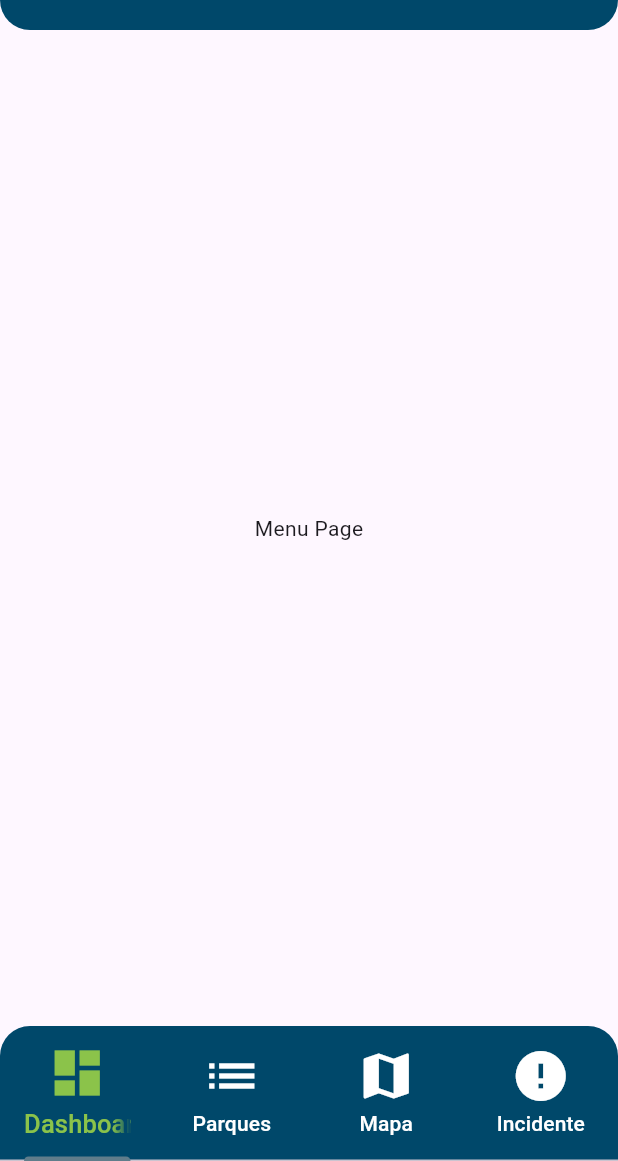
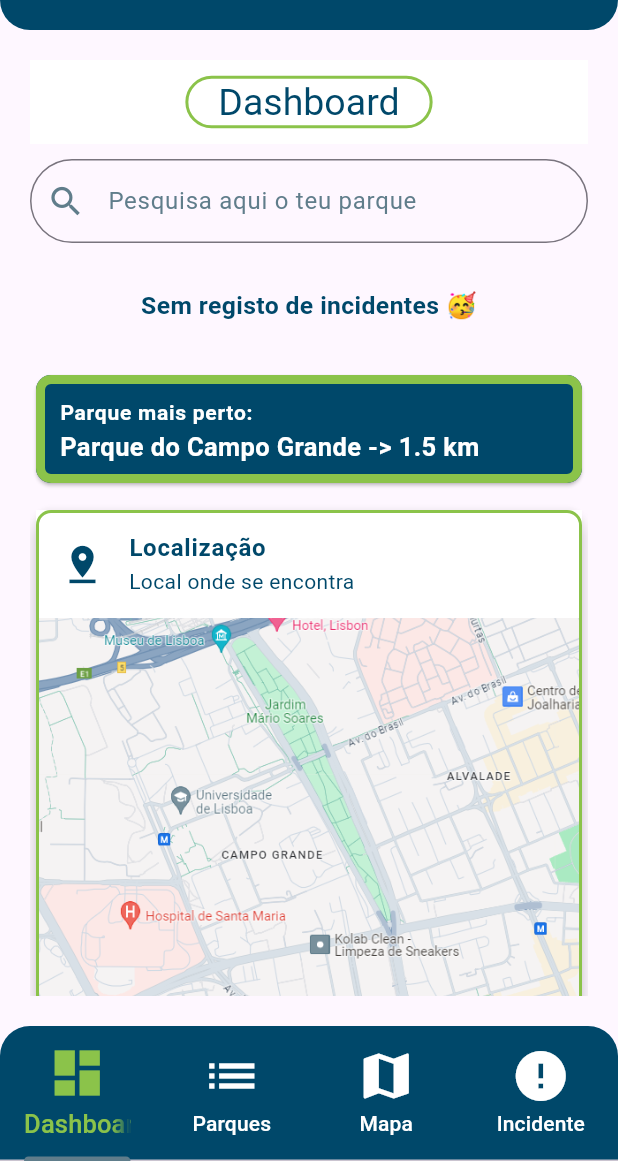
Before and after one commit to Tomfibacarrico03/app_estacionamento_22104735_22107603, a Flutter app: the screen it shows after launch, on a phone screen of 412 x 824 dp, the part 75-1236 px from its top. Run offline on Flutter 3.47's test engine with Material 3 defaults, Android fonts, the phone set to English and light mode, and no system bars; Roboto replaces fonts that are missing (Arial).

Commit message:
Dashboard

```diff
--- /dev/null
+++ b/lib/dashboard.dart
@@ -0,0 +1,217 @@
+import 'package:app_estacionamento_22104735_22107603/detalhes.dart';
+import 'package:flutter/material.dart';
+import 'package:app_estacionamento_22104735_22107603/globals.dart';
+import 'classes/estacionamento.dart';
+
+class DashBoard extends StatefulWidget {
+  const DashBoard({Key? key}) : super(key: key);
+
+  @override
+  _DashBoardState createState() => _DashBoardState();
+}
+
+class _DashBoardState extends State<DashBoard> {
+  final TextEditingController parque = TextEditingController();
+  List<Estacionamento> filteredList = [];
+  bool showSearchResults = false;
+  Estacionamento? parkWithMostIncidents;
+
+  @override
+  void initState() {
+    super.initState();
+    findParkWithMostIncidents();
+  }
+
+  void filterSearch(String query) {
+    if (query.isEmpty) {
+      filteredList = [];
+      showSearchResults = false;
+    } else {
+      filteredList = listaDeParques
+          .where(
+              (park) => park.nome.toLowerCase().contains(query.toLowerCase()))
+          .toList();
+      showSearchResults = true;
+    }
+    setState(() {});
+  }
+
+  void findParkWithMostIncidents() {
+    parkWithMostIncidents = listaDeParques.reduce((current, next) {
+      return (current.incidentes.length > next.incidentes.length)
+          ? current
+          : next;
+    });
+    // Check if the highest incident count is 0
+    if (parkWithMostIncidents!.incidentes.isEmpty) {
+      parkWithMostIncidents = null;
+    }
+  }
+
+  @override
+  Widget build(BuildContext context) {
+    return Scaffold(
+      body: Padding(
+        padding: const EdgeInsets.all(20.0),
+        child: SingleChildScrollView(
+          child: Column(
+            mainAxisAlignment: MainAxisAlignment.start,
+            children: <Widget>[
+              AppBar(
+                centerTitle: true,
+                automaticallyImplyLeading: false,
+                title: Padding(
+                  padding: const EdgeInsets.symmetric(vertical: 10.0),
+                  child: Container(
+                    height: 35,
+                    padding: const EdgeInsets.symmetric(horizontal: 20),
+                    decoration: BoxDecoration(
+                      color: Colors.white,
+                      borderRadius: BorderRadius.circular(20),
+                      border: Border.all(color: Colors.lightGreen, width: 2.0),
+                    ),
+                    child: const Text('Dashboard',
+                        style: TextStyle(color: Color(0xFF00486A), fontSize: 25)),
+                  ),
+                ),
+                backgroundColor: Colors.white,
+                elevation: 0,
+              ),
+              const SizedBox(height: 10),
+              TextFormField(
+                controller: parque,
+                onChanged: filterSearch,
+                decoration: InputDecoration(
+                  prefixIcon:
+                  const Icon(Icons.search, color: Colors.blueGrey, size: 26),
+                  labelText: "Pesquisa aqui o teu parque",
+                  labelStyle: const TextStyle(color: Colors.blueGrey),
+                  border: OutlineInputBorder(
+                    borderRadius: BorderRadius.circular(50.0),
+                    borderSide: const BorderSide(),
+                  ),
+                ),
+              ),
+              const SizedBox(height: 10),
+              if (parkWithMostIncidents != null)
+                Card(
+                  shape: RoundedRectangleBorder(
+                    borderRadius: BorderRadius.circular(10.0), // Cantos arredondados
+                    side: const BorderSide(color: Colors.lightGreen, width: 2.0), // Cor e largura da borda
+                  ),
+                  child: ListTile(
+                    tileColor: Colors.white, // Background color of the ListTile
+                    leading: const Icon(Icons.warning,
+                        color: Color(0xFF00486A), // Cor do texto
+                        size: 40), // Leading icon with a warning sign
+                    title: Text(
+                      '${parkWithMostIncidents!.nome} é o parque com mais incidentes',
+                      style: const TextStyle(
+                        color: Color(0xFF00486A), // Cor do texto
+                        fontWeight: FontWeight.bold, // Bold text for emphasis
+                        fontSize: 16.5, // Font size for title
+                      ),
+                    ),
+                  ),
+                ),
+              if (parkWithMostIncidents == null)
+                const Padding(
+                  padding: EdgeInsets.all(20.0),
+                  child: Text("Sem registo de incidentes 🥳",
+                    style: TextStyle(
+                      color: Color(0xFF00486A), // Cor do texto
+                      fontWeight: FontWeight.bold, // Bold text for emphasis
+                      fontSize: 16.5, // Font size for title
+                    ),),
+                ),
+              if (showSearchResults)
+                Expanded(
+                  child: ListView.builder(
+                    itemCount: filteredList.length,
+                    itemBuilder: (context, index) {
+                      return ListTile(
+                        title: Text(filteredList[index].nome),
+                        subtitle: Text(filteredList[index].endereco),
+                        onTap: () => Navigator.push(
+                          context,
+                          MaterialPageRoute(
+                              builder: (context) =>
+                                  DetalhesDoParque(parque: filteredList[index])),
+                        ),
+                      );
+                    },
+
+                  ),
+                ),
+              const SizedBox(height: 10),
+
+              Card(
+                shape: RoundedRectangleBorder(
+                  borderRadius: BorderRadius.circular(10.0), // Cantos arredondados
+                  side: const BorderSide(color: Colors.lightGreen, width: 6.0), // Cor e largura da borda
+                ),
+                color : const Color(0xFF00486A),
+
+                child: ListTile(
+                  titleAlignment: ListTileTitleAlignment.center,
+                  // Background color of the ListTile
+                  // Leading icon with a warning sign
+                  title: const Text('Parque mais perto: ',
+                    style: TextStyle(
+                      color: Colors.white, // Cor do texto
+                      fontWeight: FontWeight.bold, // Bold text for emphasis
+                      fontSize: 14, // Font size for title
+                    ),
+                  ),
+                  subtitle: Text('${listaDeParques[1].nome} -> ${listaDeParques[1].distancia} km' ,
+                    style: const TextStyle(
+                      color: Colors.white, // Cor do texto
+                      fontWeight: FontWeight.bold, // Bold text for emphasis
+                      fontSize: 17, // Font size for title
+                    ),
+                  ),
+
+                ),
+              ),
+              const SizedBox(height: 10),
+
+              Card(
+                shape: RoundedRectangleBorder(
+                  borderRadius: BorderRadius.circular(10), // Cantos arredondados
+                  side: const BorderSide(color: Colors.lightGreen, width: 2.0), // Bordas coloridas e definidas
+                ),
+                color : const Color(0xFFFFFFFF),
+                elevation: 5, // Elevação para sombra
+                child: Column(
+
+                  mainAxisSize: MainAxisSize.min, // Tamanho mínimo baseado no conteúdo
+                  children: <Widget>[
+                    Container(
+                      color: Colors.white, // Set the background color to black
+                      child:  const ListTile(
+                        leading: Icon(Icons.pin_drop, size: 30, color: Color(0xFF00486A), // Cor do texto
+                        ),
+                        title: Text('Localização', style: TextStyle(fontWeight: FontWeight.bold,color: Color(0xFF00486A) )),
+                        subtitle: Text('Local onde se encontra', style: TextStyle(color: Color(0xFF00486A) )),
+                      ),
+                    ),
+
+                    Container(
+                      alignment: Alignment.center,
+                      height: 275.0,
+                      child: Image.asset(
+                        'assets/mapa.png',
+                        width: 375.0,// Substitua com seu caminho de imagem
+                        fit: BoxFit.fitWidth, // Cobrir o espaço disponível
+                      ),
+                    ),
+                  ],
+                ),
+              ),
+            ],
+          ),
+        ),
+      ),
+    );
+  }
+}
--- a/lib/detalhes.dart
+++ b/lib/detalhes.dart
@@ -58,6 +58,7 @@ class DetalhesDoParque extends StatelessWidget {
       ),
       body: Padding(
         padding: const EdgeInsets.all(16.0),
+    child: SingleChildScrollView(
         child: Column(
           crossAxisAlignment: CrossAxisAlignment.start,
           children: <Widget>[
@@ -102,7 +103,7 @@ class DetalhesDoParque extends StatelessWidget {
                 crossAxisAlignment: CrossAxisAlignment.center,
                 children: <Widget>[
                   Padding(
-                    padding: const EdgeInsets.fromLTRB(0,30.0,0,10.0),
+                    padding: const EdgeInsets.fromLTRB(0,10.0,0,10.0),
                     child: Image.asset(parque.imagem, fit:BoxFit.fitWidth),
                   ),
                   // Imagem do estacionamento
@@ -224,7 +225,7 @@ class DetalhesDoParque extends StatelessWidget {
                     style: TextStyle(color: Color(0xFFFFFFFF), fontWeight: FontWeight.w600),
                   ),
                 ),
-                if (parque.incidentes.length > 0)
+                if (parque.incidentes.isNotEmpty)
                   ElevatedButton(
                     style: ElevatedButton.styleFrom(
                       backgroundColor:  const Color(0xFF00486A),
@@ -239,6 +240,7 @@ class DetalhesDoParque extends StatelessWidget {
           ],
         ),
       ),
+      ),
     );
   }
 }
--- a/lib/main.dart
+++ b/lib/main.dart
@@ -2,7 +2,7 @@ import 'dart:ui';
 
 import 'package:app_estacionamento_22104735_22107603/classes/estacionamento.dart';
 import 'package:flutter/material.dart';
-import 'menu.dart';
+import 'dashboard.dart';
 import 'parques.dart';
 import 'Mapa.dart';
 import 'registarincidente.dart';
@@ -66,9 +66,9 @@ class TabBarDemo extends StatelessWidget {
         ),
         body:  TabBarView(
           children: [
-            MenuPage(),
-            Parques(),
-            Mapa(),
+            const DashBoard(),
+            const Parques(),
+            const Mapa(),
             RegistarIncidentes(parque: registarIncidenteParque,),
           ],
         ),
--- a/lib/menu.dart
+++ /dev/null
@@ -1,12 +0,0 @@
-import 'package:flutter/material.dart';
-
-class MenuPage extends StatelessWidget {
-  const MenuPage({Key? key}) : super(key: key);
-
-  @override
-  Widget build(BuildContext context) {
-    return const Center(
-      child: Text('Menu Page'),
-    );
-  }
-}
--- a/lib/registarincidente.dart
+++ b/lib/registarincidente.dart
@@ -62,8 +62,6 @@ class _formIncidente extends State<RegistarIncidentes> {
         descricao: descricao,
         gravidade: severity,
       ));
-      // Aqui você adiciona o incidente ao estacionamento selecionado
-      // Supondo que o método addIncidente esteja corretamente implementado
       showDialog(
         context: context,
         builder: (BuildContext context) {
@@ -84,7 +82,6 @@ class _formIncidente extends State<RegistarIncidentes> {
       );
 
 
-      // Pode adicionar um feedback de sucesso aqui, se necessário.
     }
   }
 
```
